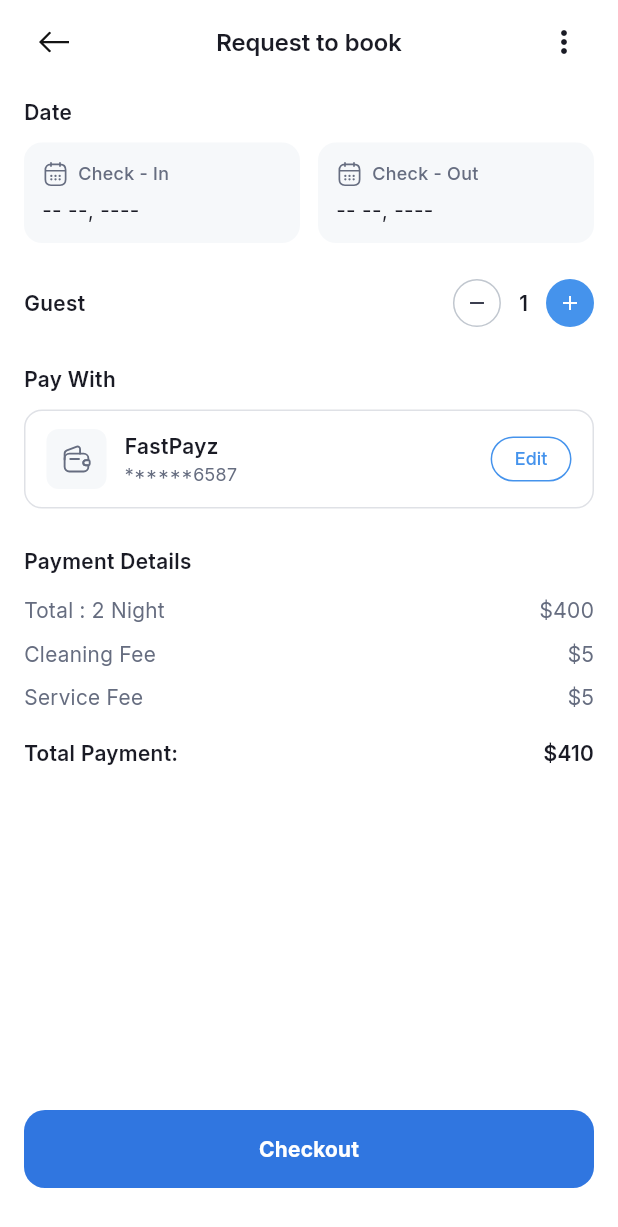
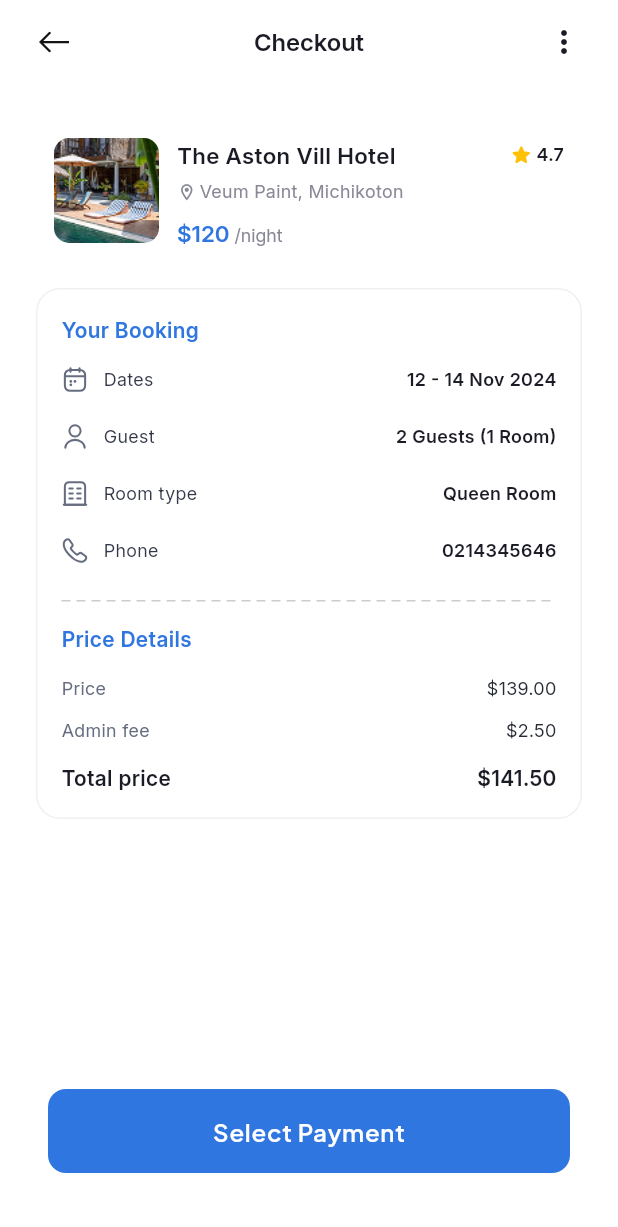
Before and after one commit to sohaib-khalifa/grand_hotel, a Flutter app: the screen it shows after launch, after a tap on "Checkout", on a phone screen of 412 x 824 dp. Shown: the top 1227 px of the screen. Run offline on Flutter 3.47's test engine with Material 3 defaults, Android fonts, the phone set to English and light mode, and no system bars; our stand-ins replace calendar_date_picker2, flutter_svg.

Commit message:
feat(CheckoutScreen): implement checkout UI and booking details layout
- Add CheckoutScreen with custom AppBar and aligned back button
- Implement hotel info card (image, rating, location, price per night)
- Add booking details section (dates, guest, room type, phone)
- Create reusable BookingRow widget
- Implement dashed divider widget
- Add price details section with reusable PriceRow widget
- Integrate bottom AppButton for selecting payment
- Refactor widgets into separate folder for better structure and maintainability

```diff
--- a/lib/core/constants/app_images.dart
+++ b/lib/core/constants/app_images.dart
@@ -1,5 +1,13 @@
 class AppImages {
+  // Icons
   static const String emptyWalletSvg = 'assets/icons/empty-wallet.svg';
   static const String calendarSvg = 'assets/icons/calendar.svg';
   static const String customArrowBackSvg = 'assets/icons/custom-arrow-back.svg';
+  static const String buildingNewSvg = 'assets/icons/buliding-new.svg';
+  static const String calendar2Svg = 'assets/icons/calendar-2.svg';
+  static const String callSvg = 'assets/icons/call.svg';
+  static const String userSvg = 'assets/icons/user.svg';
+  // Images
+  static const String astonVillHotel = 'assets/images/aston-vill-hotel.png';
+
 }
--- /dev/null
+++ b/lib/features/booking_flow/screens/checkout_screen.dart
@@ -0,0 +1,252 @@
+import 'package:flutter/material.dart';
+
+import 'package:grand_hotel/core/constants/app_images.dart';
+import 'package:grand_hotel/core/functions/navigation.dart';
+import 'package:grand_hotel/core/styles/app_color.dart';
+import 'package:grand_hotel/core/styles/app_text_style.dart';
+import 'package:grand_hotel/core/widgets/app_button.dart';
+import 'package:grand_hotel/core/widgets/custom_svg_picture.dart';
+import 'package:grand_hotel/features/booking_flow/widgets/booking_row.dart';
+import 'package:grand_hotel/features/booking_flow/widgets/dashed_divider.dart';
+import 'package:grand_hotel/features/booking_flow/widgets/price_row.dart';
+
+class CheckoutScreen extends StatelessWidget {
+  const CheckoutScreen({super.key});
+
+  @override
+  Widget build(BuildContext context) {
+    return Scaffold(
+      backgroundColor: AppColors.surface,
+      appBar: AppBar(
+        backgroundColor: AppColors.white,
+        elevation: 0,
+        leadingWidth: 56,
+        leading: Align(
+          alignment: Alignment.centerRight,
+          child: IconButton(
+            style: IconButton.styleFrom(
+              fixedSize: const Size(40, 40),
+              padding: EdgeInsets.zero,
+              tapTargetSize: MaterialTapTargetSize.shrinkWrap,
+            ),
+            onPressed: () {
+              popFrom(context);
+            },
+            icon: CustomSvgPicture(
+              path: AppImages.customArrowBackSvg,
+              color: AppColors.black,
+              width: 20,
+              height: 14,
+            ),
+          ),
+        ),
+
+        title: Text(
+          'Checkout',
+          style: AppTextStyles.interBodyMediumSemibold.copyWith(
+            color: AppColors.grey800,
+          ),
+        ),
+        centerTitle: true,
+        actions: [
+          IconButton(
+            onPressed: () {},
+            icon: const Icon(Icons.more_vert, color: AppColors.grey800),
+          ),
+
+          SizedBox(width: 12),
+        ],
+      ),
+
+      body: Column(
+        children: [
+          Expanded(
+            child: SingleChildScrollView(
+              padding: const EdgeInsets.all(24),
+              child: Column(
+                children: [
+                  // ── Hotel Card ──────────────────────────────
+                  Container(
+                    padding: const EdgeInsets.all(12),
+                    decoration: BoxDecoration(
+                      color: AppColors.white,
+                      borderRadius: BorderRadius.circular(16),
+                    ),
+                    child: Row(
+                      crossAxisAlignment: CrossAxisAlignment.start,
+                      children: [
+                        ClipRRect(
+                          borderRadius: BorderRadius.circular(10),
+                          child: Image.asset(
+                            AppImages.astonVillHotel,
+                            width: 70,
+                            height: 70,
+                            fit: BoxFit.cover,
+                          ),
+                        ),
+                        const SizedBox(width: 12),
+                        Expanded(
+                          child: Column(
+                            crossAxisAlignment: CrossAxisAlignment.start,
+                            children: [
+                              Row(
+                                children: [
+                                  Expanded(
+                                    child: Text(
+                                      'The Aston Vill Hotel',
+                                      style: AppTextStyles
+                                          .interBodySmallSemibold
+                                          .copyWith(
+                                            color: AppColors.grey800,
+                                            fontSize: 15,
+                                          ),
+                                    ),
+                                  ),
+                                  const Icon(
+                                    Icons.star_rounded,
+                                    size: 16,
+                                    color: Color(0xFFFFC107),
+                                  ),
+                                  const SizedBox(width: 2),
+                                  Text(
+                                    '4.7',
+                                    style: AppTextStyles.interBodyXSmallSemibold
+                                        .copyWith(color: AppColors.grey800),
+                                  ),
+                                ],
+                              ),
+                              const SizedBox(height: 4),
+                              Row(
+                                children: [
+                                  const Icon(
+                                    Icons.location_on_outlined,
+                                    size: 13,
+                                    color: AppColors.grey400,
+                                  ),
+                                  const SizedBox(width: 2),
+                                  Text(
+                                    'Veum Paint, Michikoton',
+                                    style: AppTextStyles.interBodyXSmallRegular
+                                        .copyWith(color: AppColors.grey400),
+                                  ),
+                                ],
+                              ),
+                              const SizedBox(height: 6),
+                              RichText(
+                                text: TextSpan(
+                                  children: [
+                                    TextSpan(
+                                      text: '\$120',
+                                      style: AppTextStyles
+                                          .interBodySmallSemibold
+                                          .copyWith(
+                                            color: AppColors.primary600,
+                                            fontSize: 15,
+                                          ),
+                                    ),
+                                    TextSpan(
+                                      text: ' /night',
+                                      style: AppTextStyles
+                                          .interBodyXSmallRegular
+                                          .copyWith(color: AppColors.grey400),
+                                    ),
+                                  ],
+                                ),
+                              ),
+                            ],
+                          ),
+                        ),
+                      ],
+                    ),
+                  ),
+
+                  const SizedBox(height: 14),
+
+                  // ── Single card: Booking + Price ────────────
+                  Container(
+                    padding: const EdgeInsets.all(16),
+                    decoration: BoxDecoration(
+                      color: AppColors.white,
+                      border: Border.all(color: const Color(0xFFF0F0F0)),
+                      borderRadius: BorderRadius.circular(16),
+                    ),
+                    child: Column(
+                      crossAxisAlignment: CrossAxisAlignment.start,
+                      children: [
+                        // ── Your Booking ──
+                        Text(
+                          'Your Booking',
+                          style: AppTextStyles.interBodySmallSemibold.copyWith(
+                            color: AppColors.primary600,
+                          ),
+                        ),
+                        const SizedBox(height: 4),
+
+                        BookingRow(
+                          iconPath: AppImages.calendar2Svg,
+                          label: 'Dates',
+                          value: '12 - 14 Nov 2024',
+                        ),
+                        BookingRow(
+                          iconPath: AppImages.userSvg,
+                          label: 'Guest',
+                          value: '2 Guests (1 Room)',
+                        ),
+                        BookingRow(
+                          // b
+                          // iconPath: AppImages.calendar2Svg,
+                          iconPath: AppImages.buildingNewSvg,
+                          label: 'Room type',
+                          value: 'Queen Room',
+                        ),
+                        BookingRow(
+                          iconPath: AppImages.callSvg,
+                          label: 'Phone',
+                          value: '0214345646',
+                        ),
+
+                        // ── Dashed divider ──
+                        const Padding(
+                          padding: EdgeInsets.symmetric(vertical: 14),
+                          child: DashedDivider(),
+                        ),
+
+                        // ── Price Details ──
+                        Text(
+                          'Price Details',
+                          style: AppTextStyles.interBodySmallSemibold.copyWith(
+                            color: AppColors.primary600,
+                          ),
+                        ),
+                        const SizedBox(height: 14),
+
+                        PriceRow(label: 'Price', value: '\$139.00'),
+                        const SizedBox(height: 10),
+                        PriceRow(label: 'Admin fee', value: '\$2.50'),
+                        SizedBox(height: 12),
+                        PriceRow(
+                          label: 'Total price',
+                          value: '\$141.50',
+                          isBold: true,
+                        ),
+                      ],
+                    ),
+                  ),
+                ],
+              ),
+            ),
+          ),
+
+          Padding(
+            padding: const EdgeInsets.fromLTRB(32, 12, 32, 42),
+            child: AppButton(
+              onPressed: () {},
+              title: 'Select Payment',
+              backgroundColor: AppColors.primary600,
+            ),
+          ),
+        ],
+      ),
+    );
+  }
+}
--- a/lib/features/booking_flow/screens/request_to_book_screen.dart
+++ b/lib/features/booking_flow/screens/request_to_book_screen.dart
@@ -1,10 +1,12 @@
 import 'package:calendar_date_picker2/calendar_date_picker2.dart';
 import 'package:flutter/material.dart';
-
 import 'package:grand_hotel/core/constants/app_images.dart';
+import 'package:grand_hotel/core/functions/navigation.dart';
 import 'package:grand_hotel/core/styles/app_color.dart';
 import 'package:grand_hotel/core/styles/app_text_style.dart';
+import 'package:grand_hotel/core/widgets/app_button.dart';
 import 'package:grand_hotel/core/widgets/custom_svg_picture.dart';
+import 'package:grand_hotel/features/booking_flow/screens/checkout_screen.dart';
 import 'package:grand_hotel/features/booking_flow/widgets/circle_icon_button.dart';
 import 'package:grand_hotel/features/booking_flow/widgets/date_card.dart';
 import 'package:grand_hotel/features/booking_flow/widgets/payment_row.dart';
@@ -228,6 +230,8 @@ class _RequestToBookScreenState extends State<RequestToBookScreen> {
           SizedBox(width: 12),
         ],
       ),
+
+
       body: Column(
         children: [
           Expanded(
@@ -410,28 +414,41 @@ class _RequestToBookScreenState extends State<RequestToBookScreen> {
 
           // ── Checkout Button ───────────────────────────────────
           Padding(
-            padding: const EdgeInsets.fromLTRB(16, 8, 16, 32),
-            child: SizedBox(
-              width: double.infinity,
-              height: 52,
-              child: ElevatedButton(
-                onPressed: () {},
-                style: ElevatedButton.styleFrom(
-                  backgroundColor: AppColors.primary600,
-                  shape: RoundedRectangleBorder(
-                    borderRadius: BorderRadius.circular(14),
-                  ),
-                  elevation: 0,
-                ),
-                child: Text(
-                  'Checkout',
-                  style: AppTextStyles.interBigButton.copyWith(
-                    color: AppColors.white,
-                  ),
-                ),
-              ),
+            padding: const EdgeInsets.fromLTRB(32, 12, 32, 42),
+            child: AppButton(
+              onPressed: () {
+                pushTo(context, CheckoutScreen());
+              },
+              title: 'Checkout',
+              backgroundColor: AppColors.primary600,
             ),
           ),
+
+          // Padding(
+          //   padding: const EdgeInsets.fromLTRB(16, 8, 16, 32),
+          //   child: SizedBox(
+          //     width: double.infinity,
+          //     height: 52,
+          //     child: ElevatedButton(
+          //       onPressed: () {
+          //         pushTo(context, CheckoutScreen());
+          //       },
+          //       style: ElevatedButton.styleFrom(
+          //         backgroundColor: AppColors.primary600,
+          //         shape: RoundedRectangleBorder(
+          //           borderRadius: BorderRadius.circular(14),
+          //         ),
+          //         elevation: 0,
+          //       ),
+          //       child: Text(
+          //         'Checkout',
+          //         style: AppTextStyles.interBigButton.copyWith(
+          //           color: AppColors.white,
+          //         ),
+          //       ),
+          //     ),
+          //   ),
+          // ),
         ],
       ),
     );
--- /dev/null
+++ b/lib/features/booking_flow/widgets/booking_row.dart
@@ -0,0 +1,48 @@
+import 'package:flutter/material.dart';
+import 'package:grand_hotel/core/styles/app_color.dart';
+import 'package:grand_hotel/core/styles/app_text_style.dart';
+import 'package:grand_hotel/core/widgets/custom_svg_picture.dart';
+
+class BookingRow extends StatelessWidget {
+  const BookingRow({
+    super.key,
+    required this.iconPath,
+    required this.label,
+    required this.value,
+  });
+
+  final String iconPath;
+  final String label;
+  final String value;
+
+  @override
+  Widget build(BuildContext context) {
+    return Padding(
+      padding: const EdgeInsets.symmetric(vertical: 10),
+      child: Row(
+        children: [
+          CustomSvgPicture(
+            path: iconPath,
+            color: AppColors.grey500,
+            width: 18,
+            height: 18,
+          ),
+          const SizedBox(width: 10),
+          Text(
+            label,
+            style: AppTextStyles.interBodyXSmallRegular.copyWith(
+              color: AppColors.grey600,
+            ),
+          ),
+          const Spacer(),
+          Text(
+            value,
+            style: AppTextStyles.interBodyXSmallSemibold.copyWith(
+              color: AppColors.grey800,
+            ),
+          ),
+        ],
+      ),
+    );
+  }
+}
--- /dev/null
+++ b/lib/features/booking_flow/widgets/dashed_divider.dart
@@ -0,0 +1,29 @@
+import 'package:flutter/material.dart';
+
+class DashedDivider extends StatelessWidget {
+  const DashedDivider({super.key});
+
+  @override
+  Widget build(BuildContext context) {
+    return LayoutBuilder(
+      builder: (context, constraints) {
+        const dashWidth = 6.0;
+        const dashSpace = 4.0;
+        final count = (constraints.maxWidth / (dashWidth + dashSpace)).floor();
+        return Row(
+          children: List.generate(
+            count,
+            (index) => Padding(
+              padding: const EdgeInsets.only(right: dashSpace),
+              child: Container(
+                width: dashWidth,
+                height: 1,
+                color: const Color(0xFFCCCCCC),
+              ),
+            ),
+          ),
+        );
+      },
+    );
+  }
+}
--- /dev/null
+++ b/lib/features/booking_flow/widgets/price_row.dart
@@ -0,0 +1,45 @@
+import 'package:flutter/material.dart';
+import 'package:grand_hotel/core/styles/app_color.dart';
+import 'package:grand_hotel/core/styles/app_text_style.dart';
+
+class PriceRow extends StatelessWidget {
+  const PriceRow({
+    super.key,
+    required this.label,
+    required this.value,
+    this.isBold = false,
+  });
+
+  final String label;
+  final String value;
+  final bool isBold;
+
+  @override
+  Widget build(BuildContext context) {
+    return Row(
+      mainAxisAlignment: MainAxisAlignment.spaceBetween,
+      children: [
+        Text(
+          label,
+          style: isBold
+              ? AppTextStyles.interBodySmallSemibold.copyWith(
+                  color: AppColors.grey800,
+                )
+              : AppTextStyles.interBodyXSmallRegular.copyWith(
+                  color: AppColors.grey500,
+                ),
+        ),
+        Text(
+          value,
+          style: isBold
+              ? AppTextStyles.interBodySmallSemibold.copyWith(
+                  color: AppColors.grey800,
+                )
+              : AppTextStyles.interBodyXSmallRegular.copyWith(
+                  color: AppColors.grey700,
+                ),
+        ),
+      ],
+    );
+  }
+}
```
Also changed, not shown: assets/icons/buliding-new.svg (added), assets/icons/calendar-2.svg (added), assets/icons/call.svg (added), assets/icons/user.svg (added), assets/images/aston-vill-hotel.png (added).
